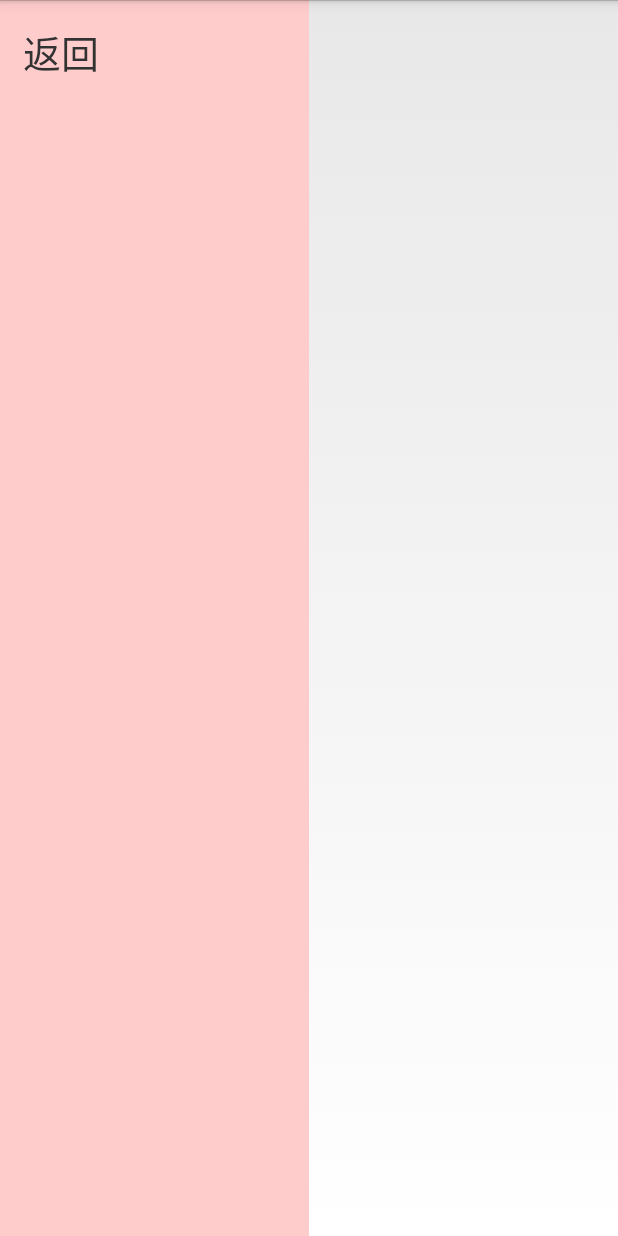
After one commit to zjwzYang/BaobeishuApp, an Android app: the CodeListActivity screen opened directly, with no data from a screen before it, on a phone screen of 412 x 824 dp. The commit adds this screen. Run offline under Robolectric (Android 15) with nearby library versions, the phone set to English and light mode, and no system bars; our stand-ins replace EventBus.

Commit message:
增加条形码扫描步骤

```diff
--- a/app/build.gradle
+++ b/app/build.gradle
@@ -85,4 +85,5 @@ dependencies {
     implementation files('libs/okio-1.9.0.jar')
     implementation files('libs/fastjson-1.2.58.jar')
     implementation 'org.greenrobot:eventbus:3.1.1'
+    implementation 'com.android.support:recyclerview-v7:27.1.1'
 }
--- a/app/src/main/AndroidManifest.xml
+++ b/app/src/main/AndroidManifest.xml
@@ -68,6 +68,10 @@
                     android:resource="@xml/usb_device_filter" />
             -->
         </activity>
+
+        <activity
+            android:name="com.microbookcase.CodeListActivity"
+            android:windowSoftInputMode="adjustUnspecified|stateHidden"></activity>
         <!--
         <service
             android:name="com.zhilai.terminal.driver.CoreService"
--- /dev/null
+++ b/app/src/main/java/com/microbookcase/adapter/CodeAdapter.java
@@ -0,0 +1,87 @@
+package com.microbookcase.adapter;
+
+import android.content.Context;
+import android.support.annotation.NonNull;
+import android.support.v7.widget.RecyclerView;
+import android.view.LayoutInflater;
+import android.view.View;
+import android.view.ViewGroup;
+import android.widget.TextView;
+
+import com.andea.microbook.R;
+import com.microbookcase.bean.BookInfo;
+
+import java.util.ArrayList;
+import java.util.List;
+
+/**
+ * Created on 2020/4/26 13:43
+ * .
+ *
+ * @author yj
+ * @org 浙江房超信息科技有限公司
+ */
+public class CodeAdapter extends RecyclerView.Adapter<CodeAdapter.CodeViewHolder> {
+
+    private Context context;
+    private LayoutInflater inflater;
+    private List<BookInfo.DataBean> dataList;
+
+    public CodeAdapter(Context context) {
+        this.context = context;
+        this.inflater = LayoutInflater.from(context);
+        this.dataList = new ArrayList<>();
+    }
+
+    @NonNull
+    @Override
+    public CodeViewHolder onCreateViewHolder(@NonNull ViewGroup parent, int viewType) {
+        View view = inflater.inflate(R.layout.item_code, parent, false);
+        return new CodeViewHolder(view);
+    }
+
+    @Override
+    public void onBindViewHolder(@NonNull CodeViewHolder holder, int position) {
+        BookInfo.DataBean dataBean = dataList.get(position);
+        holder.mCodeV.setText(dataBean.getName());
+    }
+
+    public void clear() {
+        dataList.clear();
+        notifyDataSetChanged();
+    }
+
+    public void add(BookInfo.DataBean dataBean) {
+        dataList.add(dataBean);
+        notifyDataSetChanged();
+    }
+
+    public List<BookInfo.DataBean> getAll() {
+        return this.dataList;
+    }
+
+    public boolean hasContains(String code) {
+        boolean hasExit = false;
+        for (BookInfo.DataBean bean : this.dataList) {
+            if (bean.getBarcode().equals(code)) {
+                hasExit = true;
+                break;
+            }
+        }
+        return hasExit;
+    }
+
+    @Override
+    public int getItemCount() {
+        return dataList.size();
+    }
+
+    static class CodeViewHolder extends RecyclerView.ViewHolder {
+        private TextView mCodeV;
+
+        public CodeViewHolder(View itemView) {
+            super(itemView);
+            mCodeV = itemView.findViewById(R.id.item_code_name);
+        }
+    }
+}
--- a/app/src/main/java/com/microbookcase/service/WebSocketUtil.java
+++ b/app/src/main/java/com/microbookcase/service/WebSocketUtil.java
@@ -2,9 +2,12 @@ package com.microbookcase.service;
 
 public class WebSocketUtil {
     private static final String WS = "ws://";
-    public static final String IP = "www.fayshine.cn"; // 本地：2a943044t6.zicp.vip  线上：www.fayshine.cn
+    public static final String IP = "2a943044t6.zicp.vip"; // 本地：2a943044t6.zicp.vip  线上：www.fayshine.cn
     private static final String PORT = ":80";
     public static final String DEVICE_NAME = "device2";
     private static final String URL = "/device/" + DEVICE_NAME;
     public static final String ROOT_URL = WS + IP + PORT + URL;
+
+    // 书本信息接口
+    public static final String get_code_book = "http://192.168.124.56:9090/out/findProductByBarcode?barcode=";
 }
--- /dev/null
+++ b/app/src/main/res/layout/activity_code_list.xml
@@ -0,0 +1,31 @@
+<?xml version="1.0" encoding="utf-8"?>
+<LinearLayout xmlns:android="http://schemas.android.com/apk/res/android"
+    android:layout_width="match_parent"
+    android:layout_height="match_parent"
+    android:orientation="horizontal">
+
+    <LinearLayout
+        android:layout_width="0dp"
+        android:layout_height="match_parent"
+        android:layout_weight="1"
+        android:background="#ffcccc"
+        android:orientation="vertical">
+
+        <TextView
+            android:id="@+id/code_list_back"
+            android:layout_width="wrap_content"
+            android:layout_height="wrap_content"
+            android:padding="15dp"
+            android:text="返回"
+            android:textSize="25sp" />
+
+    </LinearLayout>
+
+    <android.support.v7.widget.RecyclerView
+        android:id="@+id/code_list_recy"
+        android:layout_width="0dp"
+        android:layout_height="match_parent"
+        android:layout_weight="1"></android.support.v7.widget.RecyclerView>
+
+
+</LinearLayout>
--- a/app/src/main/res/values/styles.xml
+++ b/app/src/main/res/values/styles.xml
@@ -22,4 +22,9 @@
         <item name="android:background">@drawable/button_blue_background</item>
     </style>
 
+    <style name="AppTheme.NoActionBar">
+        <item name="android:windowActionBar">false</item>
+        <item name="android:windowNoTitle">true</item>
+    </style>
+
 </resources>
```
Also changed, not shown: app/src/main/java/com/microbookcase/CodeListActivity.java (added, +221 -0 lines), app/src/main/java/com/microbookcase/WSActivity.java (+16 -2 lines), app/src/main/java/com/microbookcase/bean/BookInfo.java (added, +100 -0 lines), app/src/main/java/com/microbookcase/service/MyWebSocket.java (+16 -1 lines), app/src/main/java/com/microbookcase/service/WebSocketMessageBean.java (+13 -4 lines), app/src/main/res/layout/activity_ws.xml (+22 -6 lines), app/src/main/res/layout/item_code.xml (added, +15 -0 lines).
